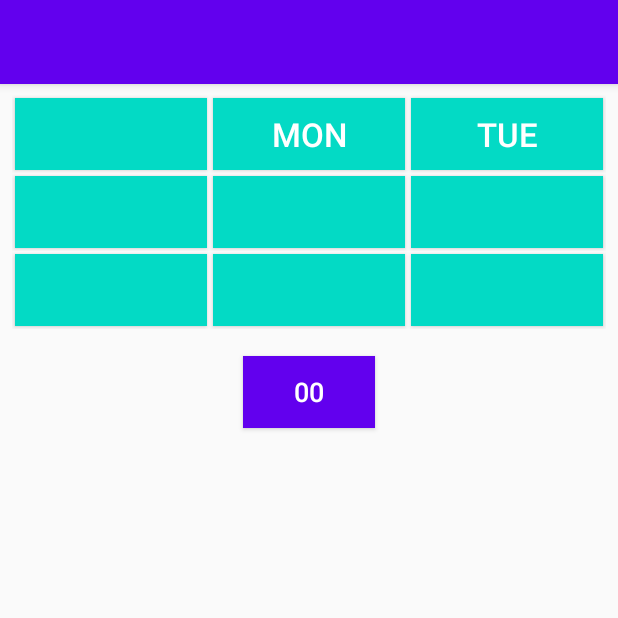
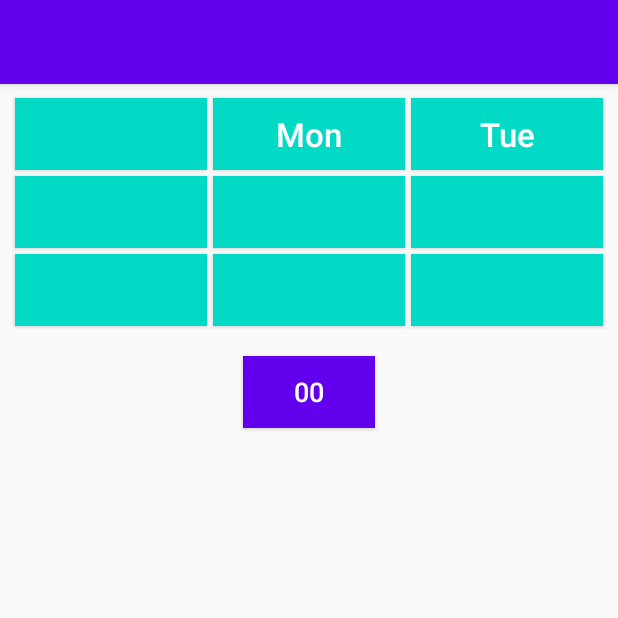
Before and after one commit to milindoka/TimeTable, an Android app: the screen it shows after launch (MainActivity), on a phone screen of 412 x 824 dp, the top half of it. Run offline under Robolectric (Android 15) with nearby library versions, the phone set to English and light mode, and no system bars.

```diff
--- a/app/src/main/res/layout/adapter_pager.xml
+++ b/app/src/main/res/layout/adapter_pager.xml
@@ -33,6 +33,8 @@
                 android:background="@color/colorAccent"
                 android:gravity="center"
                 android:layout_margin="2dp"
+                android:textAllCaps="false"
+                android:maxLines="1"
                 style="@style/Widget.AppCompat.Button"
                 />
 
@@ -45,6 +47,8 @@
                 android:background="@color/colorAccent"
                 android:gravity="center"
                 android:layout_margin="2dp"
+                android:textAllCaps="false"
+                android:maxLines="1"
                 style="@style/Widget.AppCompat.Button"
                 />
 
@@ -57,6 +61,8 @@
                 android:background="@color/colorAccent"
                 android:gravity="center"
                 android:layout_margin="2dp"
+                android:textAllCaps="false"
+                android:maxLines="1"
                 style="@style/Widget.AppCompat.Button"
                 />
 
@@ -74,6 +80,8 @@
                 android:background="@color/colorAccent"
                 android:gravity="center"
                 android:layout_margin="2dp"
+                android:textAllCaps="false"
+                android:maxLines="1"
                 style="@style/Widget.AppCompat.Button"
                 />
 
@@ -86,6 +94,8 @@
                 android:background="@color/colorAccent"
                 android:gravity="center"
                 android:layout_margin="2dp"
+                android:textAllCaps="false"
+                android:maxLines="1"
                 style="@style/Widget.AppCompat.Button"
                 />
 
@@ -98,6 +108,8 @@
                 android:background="@color/colorAccent"
                 android:gravity="center"
                 android:layout_margin="2dp"
+                android:textAllCaps="false"
+                android:maxLines="1"
                 style="@style/Widget.AppCompat.Button"
                 />
 
@@ -115,6 +127,8 @@
                 android:background="@color/colorAccent"
                 android:gravity="center"
                 android:layout_margin="2dp"
+                android:textAllCaps="false"
+                android:maxLines="1"
                 style="@style/Widget.AppCompat.Button"
                 />
 
@@ -127,6 +141,8 @@
                 android:background="@color/colorAccent"
                 android:gravity="center"
                 android:layout_margin="2dp"
+                android:textAllCaps="false"
+                android:maxLines="1"
                 style="@style/Widget.AppCompat.Button"
                 />
 
@@ -139,6 +155,8 @@
                 android:background="@color/colorAccent"
                 android:gravity="center"
                 android:layout_margin="2dp"
+                android:textAllCaps="false"
+                android:maxLines="1"
                 style="@style/Widget.AppCompat.Button"
                 />
 
```
